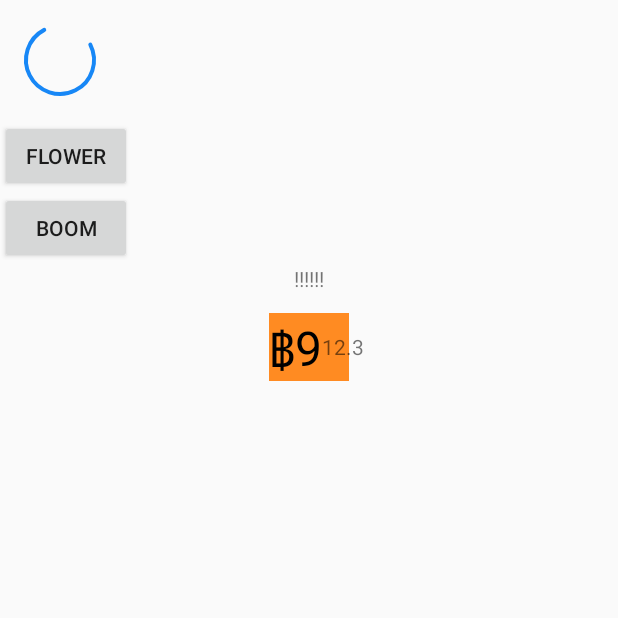
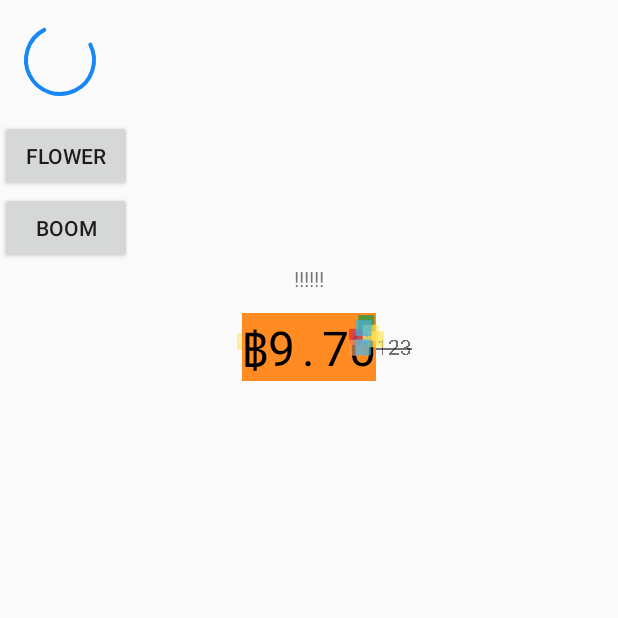
Before and after one commit to could-deng/WidgetModule, an Android app: the screen it shows after launch (ProgressTestActivity), after a tap on "BOOM", on a phone screen of 412 x 824 dp, the top half of it. Run offline under Robolectric (Android 15) with nearby library versions, the phone set to English and light mode, and no system bars; pictures from the network do not load; 1 other tap on this screen came first.

Commit message:
修改变化前后位数有差异的情况

```diff
--- a/app/src/main/java/com/sdk/dyq/widgetmodule/ProgressTestActivity.java
+++ b/app/src/main/java/com/sdk/dyq/widgetmodule/ProgressTestActivity.java
@@ -105,7 +105,7 @@ public class ProgressTestActivity extends Activity {
     }
     public void onErrorClick(View view){
 
-        boomNumberView.startBoomAnim();
+        boomNumberView.startBoomAnim("10.00","9.70","10.00");
     }
     @Override
     protected void onResume() {
--- a/app/src/main/res/layout/activity_progress.xml
+++ b/app/src/main/res/layout/activity_progress.xml
@@ -1,7 +1,8 @@
 <?xml version="1.0" encoding="utf-8"?>
 <ScrollView xmlns:android="http://schemas.android.com/apk/res/android"
     android:layout_width="match_parent"
-    android:layout_height="match_parent">
+    android:layout_height="match_parent"
+    xmlns:app="http://schemas.android.com/apk/res-auto">
     <LinearLayout
         android:layout_width="match_parent"
         android:layout_height="match_parent"
@@ -46,7 +47,8 @@
         <com.sdk.dyq.widgetlibrary.bluepay.BoomNumberView
             android:id="@+id/boomNumberView"
             android:layout_width="match_parent"
-            android:layout_height="wrap_content">
+            android:layout_height="wrap_content"
+            app:num_size="32sp">
 
         </com.sdk.dyq.widgetlibrary.bluepay.BoomNumberView>
 
--- a/widgetlibrary/src/main/java/com/sdk/dyq/widgetlibrary/bluepay/BoomNumberView.java
+++ b/widgetlibrary/src/main/java/com/sdk/dyq/widgetlibrary/bluepay/BoomNumberView.java
@@ -3,10 +3,13 @@ package com.sdk.dyq.widgetlibrary.bluepay;
 import android.animation.ObjectAnimator;
 import android.animation.ValueAnimator;
 import android.content.Context;
+import android.content.res.TypedArray;
 import android.graphics.Canvas;
 import android.graphics.Paint;
 import android.graphics.Rect;
+import android.text.TextUtils;
 import android.util.AttributeSet;
+import android.util.Log;
 import android.util.TypedValue;
 import android.view.LayoutInflater;
 import android.view.View;
@@ -14,8 +17,8 @@ import android.view.animation.AccelerateInterpolator;
 import android.widget.LinearLayout;
 import android.widget.RelativeLayout;
 import android.widget.TextView;
+import com.sdk.dyq.widgetlibrary.R;
 
-import com.sdk.dyq.widgetlibrary.R;
 
 /**
  * 爆炸数字滚动控件
@@ -26,14 +29,21 @@ public class BoomNumberView extends RelativeLayout implements RandomTextView.Tex
 
     public static final String TAG = "BoomNumberView";
 
+    private static float NumTextSizeDefault = 32F;
+    private float numTextSize;//字体大小
+
     private BoomSoundPlayer soundPlayer;
     RandomTextView randomTextView;
     BoomColorFlowerView flowerView;
     BoomColorFlowerView boom_view_left;
+    TextView tv_num_b;
     TextView tv_num_right;
     float perSizeArea;//一个字符的宽度
+    private String afterNum;
+    private String origin;
     int width;
     int height;
+    private int charDifNum=0;//数字变化前后的字符相差数
 
     public BoomNumberView(Context context) {
         this(context,null);
@@ -49,6 +59,9 @@ public class BoomNumberView extends RelativeLayout implements RandomTextView.Tex
     }
 
     private void init(Context context,AttributeSet attrs){
+        TypedArray ta = context.obtainStyledAttributes(attrs,R.styleable.BoomNumberView);
+        numTextSize = ta.getDimension(R.styleable.BoomNumberView_num_size,NumTextSizeDefault);
+
         View container_view = LayoutInflater.from(context).inflate(R.layout.layout_boom_num_view,null);
         randomTextView = (RandomTextView) container_view.findViewById(R.id.tv_random_num);
         if(randomTextView!=null){
@@ -56,25 +69,32 @@ public class BoomNumberView extends RelativeLayout implements RandomTextView.Tex
         }
         randomTextView.setGravity(CENTER_HORIZONTAL);
 
+        tv_num_b = (TextView) container_view.findViewById(R.id.tv_num_b);
+
+
+        tv_num_b.setTextSize(TypedValue.COMPLEX_UNIT_PX,numTextSize);
+        randomTextView.setTextSize(TypedValue.COMPLEX_UNIT_PX,numTextSize);
+
+        //左右两边烟花view
         flowerView = (BoomColorFlowerView) container_view.findViewById(R.id.boom_view);
         boom_view_left = (BoomColorFlowerView) container_view.findViewById(R.id.boom_view_left);
         changeBottomLayoutStartAnimation(boom_view_left);
-
-        float[] area = getStartArea(32);
+        float[] area = getStartArea(numTextSize);
         flowerView.setStartArea(area[0],area[1]);
         boom_view_left.setStartArea(area[0],area[1]);
         perSizeArea = area[0];
-
         RelativeLayout.LayoutParams lp = (RelativeLayout.LayoutParams) flowerView.getLayoutParams();
-        lp.leftMargin = (int) area[0]*(-1);
+        lp.leftMargin = (int) perSizeArea*(-1);
         flowerView.setLayoutParams(lp);
 
         RelativeLayout.LayoutParams left_lp = (RelativeLayout.LayoutParams) boom_view_left.getLayoutParams();
-        left_lp.rightMargin = (int) (area[0]*(-1));
+        left_lp.rightMargin = (int) (perSizeArea*(-1));
         boom_view_left.setLayoutParams(left_lp);
 
 
+        //划横线的原价
         tv_num_right = (TextView)( container_view.findViewById(R.id.tv_num_right));
+        tv_num_right.getPaint().setFlags(Paint. STRIKE_THRU_TEXT_FLAG );
 
         addView(container_view,new LinearLayout.LayoutParams(context,attrs));
     }
@@ -84,16 +104,15 @@ public class BoomNumberView extends RelativeLayout implements RandomTextView.Tex
     private void changeBottomLayoutStartAnimation(View layout) {
         layout.setVisibility(View.VISIBLE);
         ObjectAnimator mOpenAnimator = ObjectAnimator.ofFloat(layout, "RotationY", 0, 180);
-//        mOpenAnimator.setDuration(500);
         mOpenAnimator.start();
     }
 
 
-    public float[] getStartArea(int textSizeSp){
+    public float[] getStartArea(float textSizePx){
         float[] area = new float[2];
         Paint p = new Paint();
         p.setTextAlign(Paint.Align.LEFT);
-        p.setTextSize(sp2px(textSizeSp));
+        p.setTextSize(textSizePx);
         Rect mTextBounds = new Rect();
         p.getTextBounds("0", 0, 1, mTextBounds);
         area[1] = mTextBounds.height();
@@ -103,23 +122,15 @@ public class BoomNumberView extends RelativeLayout implements RandomTextView.Tex
         return area;
     }
 
-    private int sp2px(float dpVal)
-    {
-        return (int) TypedValue.applyDimension(TypedValue.COMPLEX_UNIT_SP,
-                dpVal, getResources().getDisplayMetrics());
-    }
-
 
     @Override
     protected void onSizeChanged(int w, int h, int oldw, int oldh) {
         super.onSizeChanged(w, h, oldw, oldh);
         width = w;
         height = h;
+
     }
 
-    @Override
-    protected void onDraw(Canvas canvas) {
-    }
     @Override
     protected void onDetachedFromWindow() {
         super.onDetachedFromWindow();
@@ -131,45 +142,84 @@ public class BoomNumberView extends RelativeLayout implements RandomTextView.Tex
 
     /**
      * 开始启动动画
+     * @param origin
+     * @param afterNum
+     * @param txtNumRight
      */
-    public void startBoomAnim(){
+    public void startBoomAnim(String origin,String afterNum,String txtNumRight){
+        String strDif = "";
+        charDifNum = origin.length()-afterNum.length();
+        if(charDifNum>0){
+            for (int i = 0;i<charDifNum;i++){
+                strDif += " ";
+            }
+            afterNum = strDif+afterNum;
+        }else if(charDifNum<0){
+            for (int i = 0;i<(-charDifNum);i++){
+                strDif += " ";
+            }
+            origin = strDif+origin;
+        }
+
+        Log.e(TAG,"startBoomAnim()");
         if(soundPlayer == null){
             soundPlayer = new BoomSoundPlayer(getContext());
         }
         if (soundPlayer == null) return;
-        soundPlayer.playSingleSound(R.raw.pay_music_num_scroll);
+//        soundPlayer.playSingleSound(R.raw.pay_music_num_scroll);
         if(randomTextView!=null){
-            randomTextView.start("10","9",RandomTextView.FIRSTF_LAST);
+            randomTextView.start(origin,afterNum,RandomTextView.FIRSTF_LAST);
         }
+        this.afterNum = afterNum;
+        this.origin = txtNumRight;
     }
+
+
+    @Override
+    public void onAnimFinish() {
+//        BlueLog.e(TAG,"onAnimFinish()");
+        adjustLocation();
+        if(soundPlayer == null){
+            soundPlayer = new BoomSoundPlayer(getContext());
+        }
+        if (soundPlayer == null) return;
+        soundPlayer.playSingleSound(R.raw.pay_music_flower_boom);
+        if(flowerView!=null){
+            flowerView.startBoomFlower();
+        }
+        if(boom_view_left!=null){
+            boom_view_left.startBoomFlower();
+        }
+        slowlyShowNumRight();
+    }
+    /**
+     * 逐渐出现左边的划横线的原价
+     */
     public void slowlyShowNumRight(){
-        if(tv_num_right!=null){
-            tv_num_right.setText("12.3");
+        if(tv_num_right!=null && (origin.length()-afterNum.length()>0)){
+            RelativeLayout.LayoutParams tv_num_right_lp = (RelativeLayout.LayoutParams) tv_num_right.getLayoutParams();
+            tv_num_right_lp.leftMargin = (int) (perSizeArea*(-1)*(origin.length()-afterNum.length()));
+            tv_num_right.setLayoutParams(tv_num_right_lp);
         }
-        RelativeLayout.LayoutParams tv_num_right_lp = (RelativeLayout.LayoutParams) tv_num_right.getLayoutParams();
-        tv_num_right_lp.leftMargin = (int) (perSizeArea*(-1));
-        tv_num_right.setLayoutParams(tv_num_right_lp);
-
+        if(tv_num_right!=null && !TextUtils.isEmpty(origin)){
+//            tv_num_right.setText(String.format(getContext().getString(R.string.pay_money_text),origin));
+        }
         final ValueAnimator animator1 = ObjectAnimator.ofFloat(tv_num_right, "alpha",0,1);//淡出效果
         animator1.setDuration(1000);
         animator1.setInterpolator(new AccelerateInterpolator());
         animator1.start();
     }
 
-
-    @Override
-    public void onAnimFinish() {
-//        if(soundPlayer == null){
-//            soundPlayer = new BoomSoundPlayer(getContext());
-//        }
-//        if (soundPlayer == null) return;
-//        soundPlayer.playSingleSound(R.raw.pay_music_flower_boom);
-//        if(flowerView!=null){
-//            flowerView.startBoomFlower();
-//        }
-//        if(boom_view_left!=null){
-//            boom_view_left.startBoomFlower();
-//        }
-        slowlyShowNumRight();
+    /**
+     * 如果变化前后的数字长度有差，则调整B的位置
+     */
+    private void adjustLocation(){
+        if(charDifNum!=0) {
+            float[] perWidth = new float[1];
+            randomTextView.getPaint().getTextWidths("0", perWidth);
+            RelativeLayout.LayoutParams tv_num_b_lp = (LayoutParams) tv_num_b.getLayoutParams();
+            tv_num_b_lp.rightMargin = (int) ((-1) * (charDifNum * perWidth[0]));
+            tv_num_b.setLayoutParams(tv_num_b_lp);
+        }
     }
 }
--- a/widgetlibrary/src/main/java/com/sdk/dyq/widgetlibrary/bluepay/RandomTextView.java
+++ b/widgetlibrary/src/main/java/com/sdk/dyq/widgetlibrary/bluepay/RandomTextView.java
@@ -2,13 +2,11 @@ package com.sdk.dyq.widgetlibrary.bluepay;
 
 import android.content.Context;
 import android.graphics.Canvas;
-import android.graphics.Color;
 import android.graphics.Paint;
 import android.graphics.Rect;
 import android.os.Handler;
 import android.support.v7.widget.AppCompatTextView;
 import android.util.AttributeSet;
-import android.util.Log;
 import android.util.TypedValue;
 import java.util.ArrayList;
 import java.util.Random;
@@ -99,6 +97,8 @@ public class RandomTextView extends AppCompatTextView{
 
     //按系统提供的类型滚动
     public void setPianyilian(int pianyiliangTpye) {
+//        this.text = getText().toString();
+
         pianyiliangSum = new int[text.length()];
         overLine = new int[text.length()];
         pianyilianglist = new int[text.length()];
@@ -126,6 +126,9 @@ public class RandomTextView extends AppCompatTextView{
 
     //自定义滚动速度数组
     public void setPianyilian(int[] list) {
+//        this.text = getText().toString();
+//        this.text = valueAfter;
+
         pianyiliangSum = new int[list.length];
         overLine = new int[list.length];
         pianyilianglist = list;
@@ -141,11 +144,9 @@ public class RandomTextView extends AppCompatTextView{
     @Override
     protected void onMeasure(int widthMeasureSpec, int heightMeasureSpec)
     {
-//        super.onMeasure(widthMeasureSpec, heightMeasureSpec);
         int width = measureWidth(widthMeasureSpec);
         int height = measureHeight(heightMeasureSpec);
         setMeasuredDimension(width, height);
-
     }
 
     private int measureHeight(int measureSpec)
@@ -239,14 +240,12 @@ public class RandomTextView extends AppCompatTextView{
 
     //endregion========控件的布局位置、长宽等等==============
 
-
-
-
     @Override
     protected void onDraw(Canvas canvas) {
         if (firstIn) {
             firstIn = false;
             super.onDraw(canvas);
+
 
             Paint.FontMetricsInt fontMetrics = p.getFontMetricsInt();
             measuredHeight = getMeasuredHeight();
@@ -256,7 +255,6 @@ public class RandomTextView extends AppCompatTextView{
             float[] widths = new float[4];
             p.getTextWidths("0000", widths);
             f0 = widths[0];//获取第一个字符的宽度
-
             invalidate();
         }
         drawNumber(canvas);
@@ -414,7 +412,6 @@ public class RandomTextView extends AppCompatTextView{
     private static final Handler handler = new Handler();
 
     public void destroy() {
-        Log.e(TAG,"销毁RandomTextView");
         auto = false;
         finishOnce = false;
         handler.removeCallbacks(task);
@@ -454,6 +451,13 @@ public class RandomTextView extends AppCompatTextView{
      * @param p
      */
     private void drawText(Canvas mCanvas, String text, float x, float y, Paint p) {
+        if(text.equals(".")){
+            float[] dotWidth = new float[1];
+            p.getTextWidths(".",dotWidth);
+            if(dotWidth[0]!=0f) {
+                x = x + f0 / 2 - dotWidth[0] / 2;
+            }
+        }
         if (y >= -measuredHeight && y <= 2 * measuredHeight) {
             mCanvas.drawText(text + "", x, y, p);
         }
@@ -463,5 +467,4 @@ public class RandomTextView extends AppCompatTextView{
     public interface TextAnimCallBack{
         void onAnimFinish();
     }
-
 }
--- a/widgetlibrary/src/main/res/layout/layout_boom_num_view.xml
+++ b/widgetlibrary/src/main/res/layout/layout_boom_num_view.xml
@@ -30,8 +30,7 @@
                             android:layout_height="wrap_content"
                             android:text="฿"
                             android:layout_centerVertical="true"
-                            android:textColor="@android:color/black"
-                            android:textSize="32sp" />
+                            android:textColor="@android:color/black" />
 
                         <com.sdk.dyq.widgetlibrary.bluepay.RandomTextView
                             android:id="@+id/tv_random_num"
@@ -40,8 +39,7 @@
                             android:layout_toRightOf="@id/tv_num_b"
                             android:layout_centerVertical="true"
                             android:text="sadadsd"
-                            android:textColor="@android:color/black"
-                            android:textSize="32sp" />
+                            android:textColor="@android:color/black" />
 
                         <!--<ImageView-->
                         <!--android:layout_width="wrap_content"-->
--- a/widgetlibrary/src/main/res/values/attrs.xml
+++ b/widgetlibrary/src/main/res/values/attrs.xml
@@ -32,4 +32,8 @@
     </declare-styleable>
 
 
+    <declare-styleable name="BoomNumberView">
+        <attr name="num_size" format="dimension"/>
+    </declare-styleable>
+
 </resources>
```
